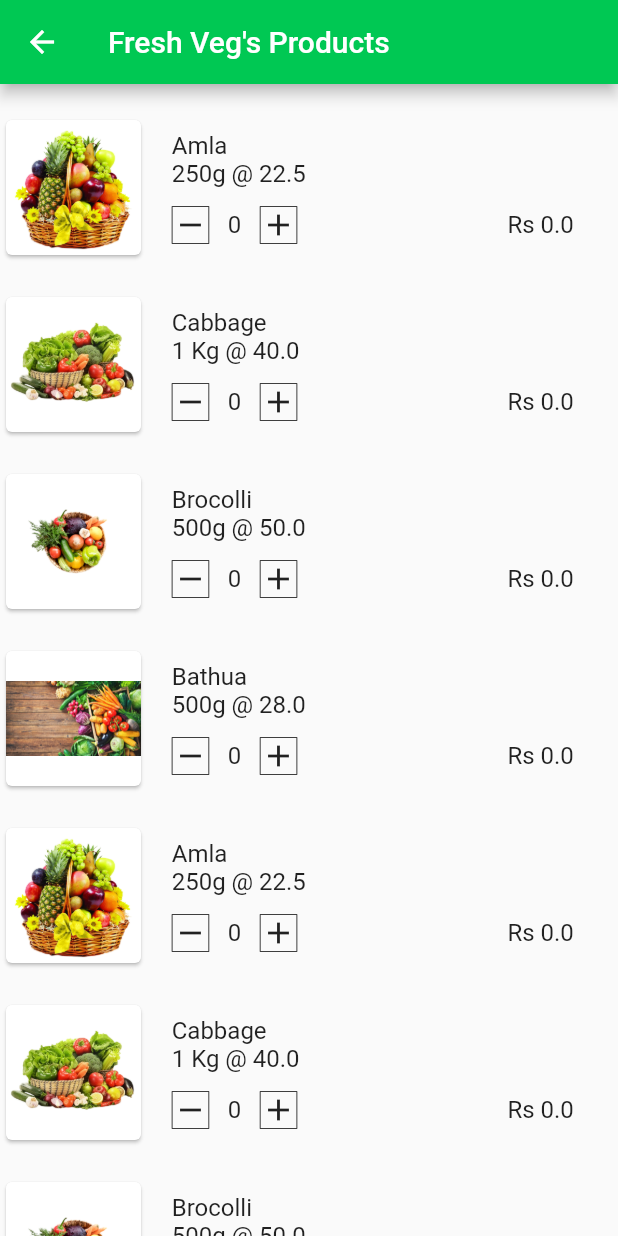
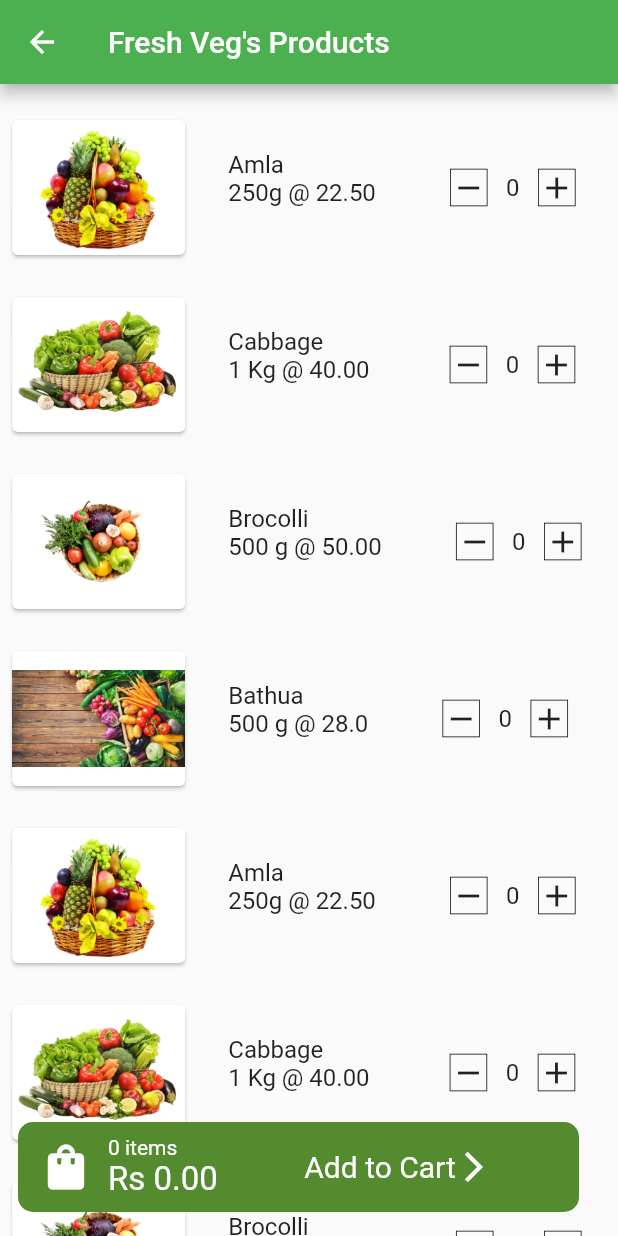
Before and after one commit to paras123yadav/DAPCL, a Flutter app: the DummyData screen opened directly, on a phone screen of 412 x 824 dp. Run offline on Flutter 3.47's test engine with Material 2 defaults, Android fonts, the phone set to English and light mode, and no system bars; our stand-ins replace google_fonts; network calls fail.

Commit message:
Slight changes in UI

```diff
--- a/lib/screens/dummy data/dummydata.dart
+++ b/lib/screens/dummy data/dummydata.dart
@@ -1,5 +1,7 @@
 import 'package:flutter/material.dart';
-import 'package:flutter/widgets.dart';
+import '../cart/add_to_cart.dart';
+// ignore_for_file: prefer_const_constructors
+
 class DummyData extends StatefulWidget {
   const DummyData({Key? key}) : super(key: key);
 
@@ -8,98 +10,58 @@ class DummyData extends StatefulWidget {
 }
 
 class _DummyDataState extends State<DummyData> {
+  bool x=false;
+  Map<String,int> cart={};
   int data=0;
-  int wid=0;
+  int items=0;
   List<String> images=["fresh_fruits.jpg","fresh_veg.png","sessional_veg.jpg","veg.jpg"];
   List<String> vegnames=["Amla","Cabbage","Brocolli","Bathua"];
-  List<String> vegprice=["250g @ 22.5","1 Kg @ 40.0","500g @ 50.0","500g @ 28.0"];
-
+  List<String> vegprice=["250g @ 22.50","1 Kg @ 40.00 ","500 g @ 50.00","500 g @ 28.0"];
+  List<int> datas=[0,0,0,0,0];
   @override
   Widget build(BuildContext context) {
     return Scaffold(
       appBar: AppBar(
-        backgroundColor: Colors.greenAccent[700],
+        backgroundColor: Colors.green,
         title: const Text("Fresh Veg's Products"),
       ),
       body: SingleChildScrollView(
+        child: Column(
+        children: [
+          SizedBox(
             child: ListView.builder(
-            itemCount: 9,
+              itemCount: 10,
               physics: const NeverScrollableScrollPhysics(),
               shrinkWrap: true,
               itemBuilder: (context, index) {
                 index=index%4;
-              return dummydata(images[index],vegnames[index],vegprice[index]);
+                return DummyClass(images[index],vegnames[index],vegprice[index],cart,index,items);
               }
         ),
           ),
-      floatingActionButton: wid==0?const Text(""):customCartButton(),
+        ],
+        ),
+      ),
+      floatingActionButton: x!=true?
+      customCartButton():Text(""),
     );
   }
-  Widget dummydata(String image,String veg,String price){
-    return Column(
-        children: [
-          const SizedBox(height: 20),
-          Row(
-            mainAxisAlignment: MainAxisAlignment.start,
-            children: [
-              Card(child: Image.asset("assets/"+image,height: 90,width: 90,)),
-              SizedBox(width: MediaQuery.of(context).size.width*0.04,),
-              Wrap(
-                direction: Axis.vertical,
-                children: [
-                  Text(veg,style: TextStyle(fontSize: 16)),
-                  Text(price,style: TextStyle(fontSize: 16)),
-                  SizedBox(height: 12),
-                  Row(
-                    children: [
-                      Container(
-                          decoration: BoxDecoration(
-                              border: Border.all(width: 0.5)
-                          ),
-                          child: InkWell(
-                              onTap: (){
-                                if(data!=0) {
-                                  setState(() {
-                                    data--;
-                                    wid--;
-                                  });
-                                }
-                              },
 
-                              child: const Icon(Icons.remove))
-                      ),
-                      SizedBox(width: MediaQuery.of(context).size.width*0.03),
-                      Text(data.toString(),style: TextStyle(fontSize: 16)),
-                      SizedBox(width: MediaQuery.of(context).size.width*0.03),
-                      Container(
-                          decoration: BoxDecoration(
-                              border: Border.all(width: 0.5)
-                          ),
-                          child: InkWell(
-                              onTap: (){
-                                setState(() {
-                                  data++;
-                                  wid++;
-                                });
-                              },
-                              child: const Icon(Icons.add)
-                          )
-                      ),
-                      SizedBox(width: MediaQuery.of(context).size.width*0.34),
-                      Text("Rs 0.0",style: TextStyle(fontSize: 16))
-                    ],
-                  )
-                ],
-              )
-            ],
-          ),
-        ]
-    );
-  }
   Widget customCartButton(){
     return InkWell(
       onTap: (){
-
+        print(cart.isEmpty);
+        cart.forEach((key, value) {
+          print(key+" "+value.toString());
+        });
+        if(cart.isNotEmpty) {
+           setState(() {
+             Navigator.push(
+               context,
+               MaterialPageRoute(builder: (context) => const CartPage()),
+             );
+            });
+        }
       },
       child: Padding(
         padding: const EdgeInsets.only(left: 28.0,right: 10),
@@ -118,12 +80,12 @@ class _DummyDataState extends State<DummyData> {
                 const SizedBox(width: 10,),
                 Wrap(
                   direction: Axis.vertical,
-                  children: const [
-                    Text("1 items",style: TextStyle(color: Colors.white)),
-                    Text("Rs 20",style: TextStyle(fontSize: 22,color: Colors.white)),
+                  children: [
+                    Text("${cart.length} items",style: TextStyle(color: Colors.white)),
+                    Text("Rs 0.00",style: TextStyle(fontSize: 22,color: Colors.white)),
                   ],
                 ),
-                SizedBox(width: MediaQuery.of(context).size.width*0.24,),
+                SizedBox(width: MediaQuery.of(context).size.width*0.14,),
                 const Text("Add to Cart",style: TextStyle(fontSize: 20,color: Colors.white)),
                 const Icon(Icons.arrow_forward_ios_sharp,color: Colors.white),
                 const SizedBox(width: 10,)
@@ -135,3 +97,102 @@ class _DummyDataState extends State<DummyData> {
     );
   }
 }
+class DummyClass extends StatefulWidget {
+  String imag,vegnam,vegprice;
+  int currIdx,items;
+  Map<String, int> cart;
+  DummyClass(this.imag,this.vegnam,this.vegprice,this.cart,this.currIdx,this.items,{Key? key}) : super(key: key);
+
+  @override
+  State<DummyClass> createState() => _DummyClassState();
+}
+
+class _DummyClassState extends State<DummyClass> {
+  String? image,vegname,vegprices;
+  int currData=0,currIdxs=0,finalitems=0;
+  late Map<String, int> addtocart;
+  @override
+  void initState() {
+    super.initState();
+    image=widget.imag;
+    vegname=widget.vegnam;
+    vegprices=widget.vegprice;
+    addtocart=widget.cart;
+    currIdxs=widget.currIdx;
+    finalitems=widget.items;
+  }
+
+  @override
+  Widget build(BuildContext context) {
+    return Stack(
+      children: [
+        Column(
+        children: [
+          const SizedBox(height: 20),
+          Row(
+            mainAxisAlignment: MainAxisAlignment.start,
+            children: [
+              SizedBox(width: MediaQuery.of(context).size.width*0.01,),
+              Card(child: Image.asset("assets/"+image!,height: 90,
+                width: MediaQuery.of(context).size.width*0.28,)),
+              SizedBox(width: MediaQuery.of(context).size.width*0.06,),
+              Wrap(
+                direction: Axis.vertical,
+                children: [
+                  Text(vegname!,style: TextStyle(fontSize: 16)),
+                  Text(vegprices!,style: TextStyle(fontSize: 16)),
+                  SizedBox(height: 12),
+                ],
+              ),
+              SizedBox(width: MediaQuery.of(context).size.width*0.12),
+              Container(
+                  decoration: BoxDecoration(
+                      border: Border.all(width: 0.5)
+                  ),
+                  child: InkWell(
+                      onTap: (){
+                        if(currData>0) {
+                          setState(() {
+                            currData-=1;
+                            if(currData==0)
+                            {
+                            addtocart.remove(vegname);
+                            }
+                            else
+                              {
+                            addtocart[vegname!] = currData;
+                          }
+                        });
+                        }
+                      },
+
+                      child: const Icon(Icons.remove))
+              ),
+              SizedBox(width: MediaQuery.of(context).size.width*0.03),
+              Text(currData.toString(),style: TextStyle(fontSize: 16)),
+              SizedBox(width: MediaQuery.of(context).size.width*0.03),
+              Container(
+                  decoration: BoxDecoration(
+                      border: Border.all(width: 0.5)
+                  ),
+                  child: InkWell(
+                      onTap: (){
+                        setState(() {
+                          currData++;
+                          addtocart[vegname.toString()]=currData;
+                          //items=addtocart.length;
+                        });
+                        // addtocart.forEach((key, value) {
+                        // });
+                      },
+                      child: const Icon(Icons.add)
+                  )
+              ),
+            ],
+          ),
+        ]
+        ),
+    ]
+    );
+  }
+}
```
Lines whose indentation alone changed are shown as unchanged.
